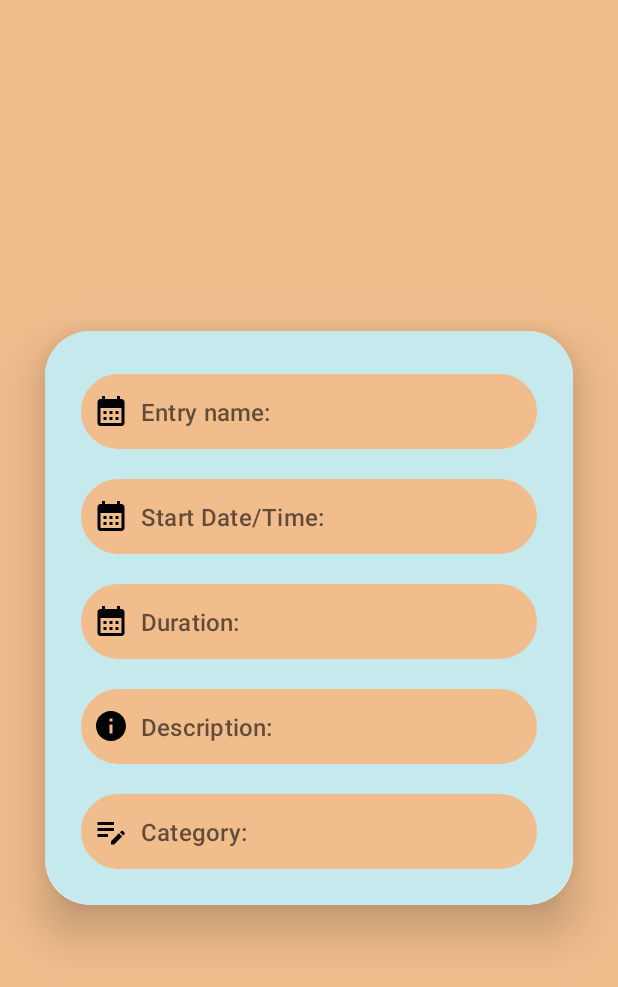
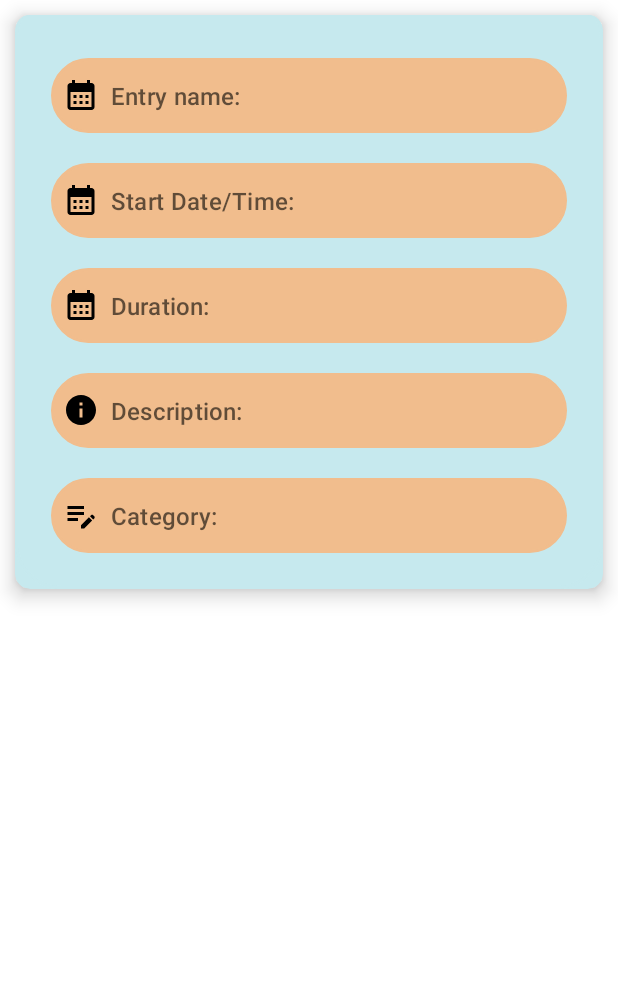
Before and after one commit to YusraAdnan/OPSC_Group_Task2, an Android app: the layout list_timesheet_item.xml on its own in the app's theme, with its tools: preview values and no code run, on a phone screen of 412 x 824 dp. Shown: the top 987 px of the screen. Run offline under Robolectric (Android 15) with nearby library versions, the phone set to English and light mode, and no system bars.

Commit message:
tuesday_commit_10xc

```diff
--- a/app/src/main/res/layout/add_timesheet_item.xml
+++ b/app/src/main/res/layout/add_timesheet_item.xml
@@ -39,7 +39,6 @@
                 android:layout_height="wrap_content"
                 android:layout_marginTop="-10dp"
                 android:text="Timesheet Entry"
-
                 android:textAlignment="center"
                 android:textColor="@color/darkblue"
                 android:textSize="28sp"
--- a/app/src/main/res/layout/list_timesheet_item.xml
+++ b/app/src/main/res/layout/list_timesheet_item.xml
@@ -1,20 +1,15 @@
 <?xml version="1.0" encoding="utf-8"?>
-<LinearLayout xmlns:android="http://schemas.android.com/apk/res/android"
+<androidx.cardview.widget.CardView
+    xmlns:android="http://schemas.android.com/apk/res/android"
+    android:layout_width="match_parent"
+    android:layout_height="wrap_content"
     xmlns:app="http://schemas.android.com/apk/res-auto"
-    xmlns:tools="http://schemas.android.com/tools"
-    android:layout_width="match_parent"
-    android:layout_height="match_parent"
-    android:orientation="vertical"
-    android:gravity="center"
-    android:background="@color/orange"
-    tools:context=".Activity.MainActivity">
+    app:cardCornerRadius="10dp"
+    app:cardElevation="8dp"
+    app:cardMaxElevation="5dp"
+    android:layout_margin="10dp"
+    android:backgroundTint="@color/lightBlue">
 
-    <androidx.cardview.widget.CardView
-        android:layout_width="match_parent"
-        android:layout_height="wrap_content"
-        android:layout_margin="30dp"
-        app:cardCornerRadius="30dp"
-        app:cardElevation="20dp">
 
         <LinearLayout
             android:layout_width="match_parent"
@@ -100,6 +95,4 @@
 
         </LinearLayout>
 
-    </androidx.cardview.widget.CardView>
-
-</LinearLayout>
+</androidx.cardview.widget.CardView>
```
